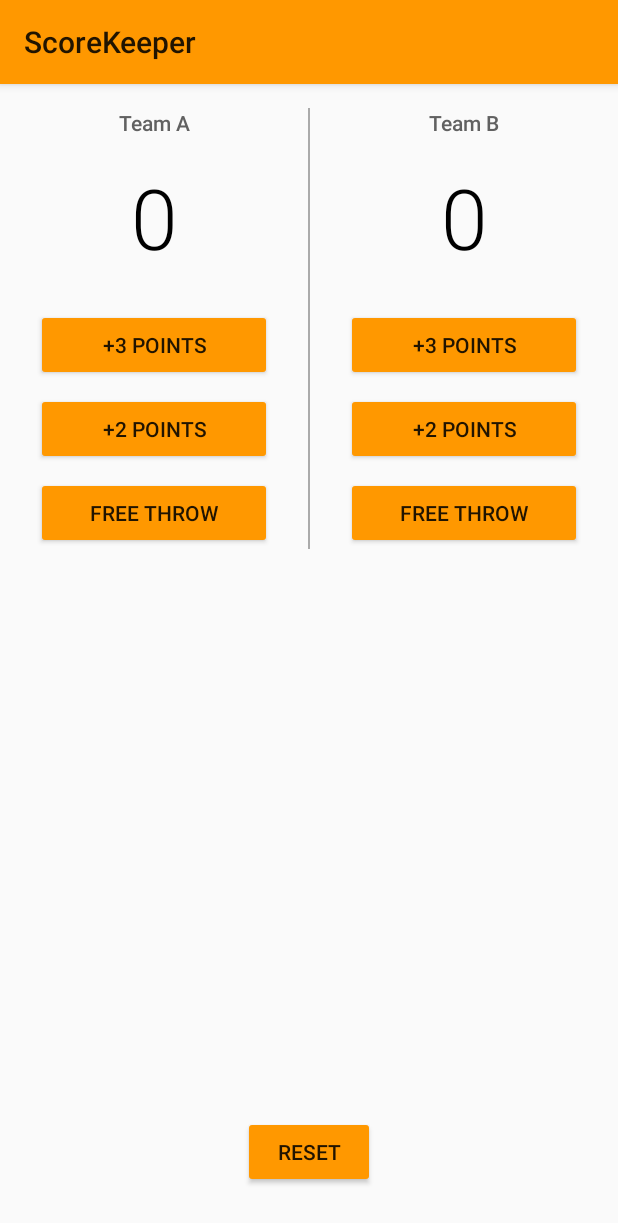
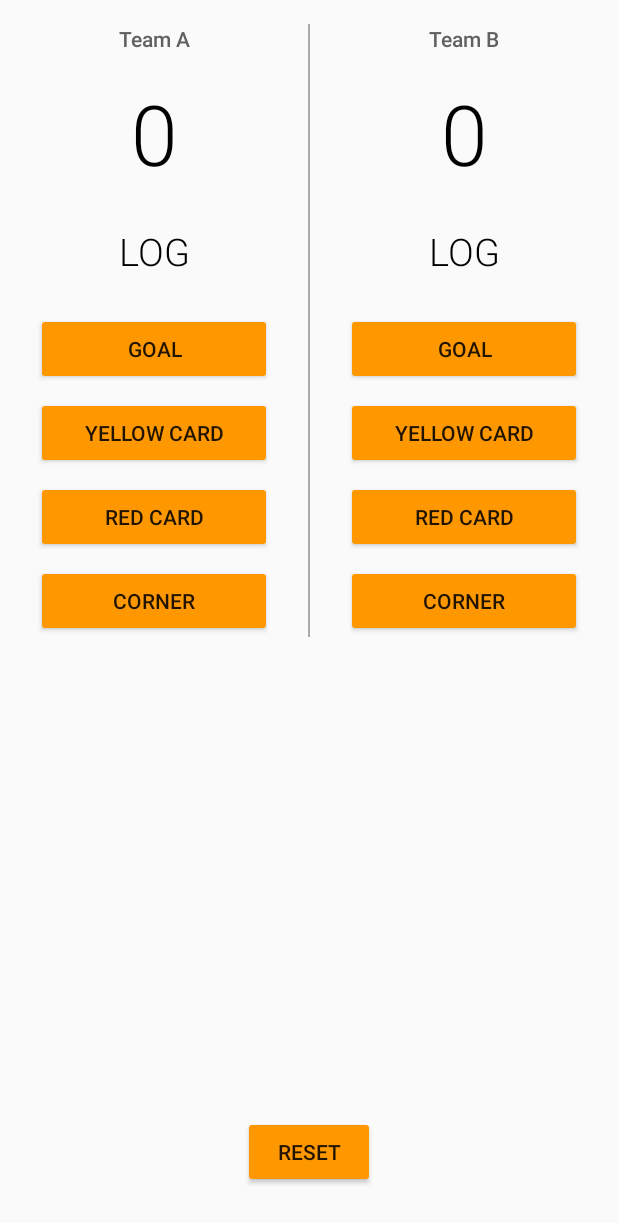
Before and after one commit to alanionita/GDS_ScoreKeeper, an Android app: the screen it shows after launch (MainActivity), on a phone screen of 412 x 824 dp. Shown: the top 1223 px of the screen. Run offline under Robolectric (Android 15) with nearby library versions, the phone set to English and light mode, and no system bars.

Commit message:
added football functionality to the app

```diff
--- a/app/src/main/res/layout/activity_main.xml
+++ b/app/src/main/res/layout/activity_main.xml
@@ -37,13 +37,24 @@
                 android:fontFamily="sans-serif-light"
                 android:text="0" />
 
+            <TextView
+                android:id="@+id/team_a_log"
+                android:layout_width="match_parent"
+                android:layout_height="wrap_content"
+                android:gravity="center_horizontal"
+                android:layout_marginBottom="24dp"
+                android:textSize="25sp"
+                android:textColor="#000000"
+                android:fontFamily="sans-serif-light"
+                android:text="LOG" />
+
             <Button
                 android:layout_width="match_parent"
                 android:layout_height="wrap_content"
                 android:layout_marginLeft="24dp"
                 android:layout_marginRight="24dp"
-                android:onClick="addThreePointsTeamA"
-                android:text="+3 Points" />
+                android:onClick="addGoalTeamA"
+                android:text="Goal" />
 
             <Button
                 android:layout_width="match_parent"
@@ -51,8 +62,8 @@
                 android:layout_marginTop="8dp"
                 android:layout_marginLeft="24dp"
                 android:layout_marginRight="24dp"
-                android:onClick="addTwoPointsTeamA"
-                android:text="+2 Points" />
+                android:onClick="addYellowCardTeamA"
+                android:text="Yellow Card" />
 
             <Button
                 android:layout_width="match_parent"
@@ -60,8 +71,17 @@
                 android:layout_marginTop="8dp"
                 android:layout_marginLeft="24dp"
                 android:layout_marginRight="24dp"
-                android:onClick="freeThrowTeamA"
-                android:text="Free Throw" />
+                android:onClick="addRedCardTeamA"
+                android:text="Red Card" />
+
+            <Button
+                android:layout_width="match_parent"
+                android:layout_height="wrap_content"
+                android:layout_marginTop="8dp"
+                android:layout_marginLeft="24dp"
+                android:layout_marginRight="24dp"
+                android:onClick="addCornerTeamA"
+                android:text="Corner" />
 
         </LinearLayout>
 
@@ -98,13 +118,24 @@
                 android:fontFamily="sans-serif-light"
                 android:text="0" />
 
+            <TextView
+                android:id="@+id/team_b_log"
+                android:layout_width="match_parent"
+                android:layout_height="wrap_content"
+                android:gravity="center_horizontal"
+                android:layout_marginBottom="24dp"
+                android:textSize="25sp"
+                android:textColor="#000000"
+                android:fontFamily="sans-serif-light"
+                android:text="LOG" />
+
             <Button
                 android:layout_width="match_parent"
                 android:layout_height="wrap_content"
                 android:layout_marginLeft="24dp"
                 android:layout_marginRight="24dp"
-                android:onClick="addThreePointsTeamB"
-                android:text="+3 Points" />
+                android:onClick="addGoalTeamB"
+                android:text="Goal" />
 
             <Button
                 android:layout_width="match_parent"
@@ -112,8 +143,8 @@
                 android:layout_marginTop="8dp"
                 android:layout_marginLeft="24dp"
                 android:layout_marginRight="24dp"
-                android:onClick="addTwoPointsTeamB"
-                android:text="+2 Points" />
+                android:onClick="addYellowCardTeamB"
+                android:text="Yellow Card" />
 
             <Button
                 android:layout_width="match_parent"
@@ -121,8 +152,17 @@
                 android:layout_marginTop="8dp"
                 android:layout_marginLeft="24dp"
                 android:layout_marginRight="24dp"
-                android:onClick="freeThrowTeamB"
-                android:text="Free Throw" />
+                android:onClick="addRedCardTeamB"
+                android:text="Red Card" />
+
+            <Button
+                android:layout_width="match_parent"
+                android:layout_height="wrap_content"
+                android:layout_marginTop="8dp"
+                android:layout_marginLeft="24dp"
+                android:layout_marginRight="24dp"
+                android:onClick="addCornerTeamB"
+                android:text="Corner" />
 
         </LinearLayout>
 
--- a/app/src/main/res/values/styles.xml
+++ b/app/src/main/res/values/styles.xml
@@ -1,7 +1,7 @@
 <resources>
 
     <!-- Base application theme. -->
-    <style name="AppTheme" parent="Theme.AppCompat.Light">
+    <style name="AppTheme" parent="Theme.AppCompat.Light.NoActionBar">
         <!-- Primary theme color of the app (sets background color of app bar) -->
         <item name="colorPrimary">#FF9800</item>
         <!-- Background color of buttons in the app -->
```
Also changed, not shown: app/src/main/java/com/example/android/scorekeeper/MainActivity.java (+70 -28 lines).
